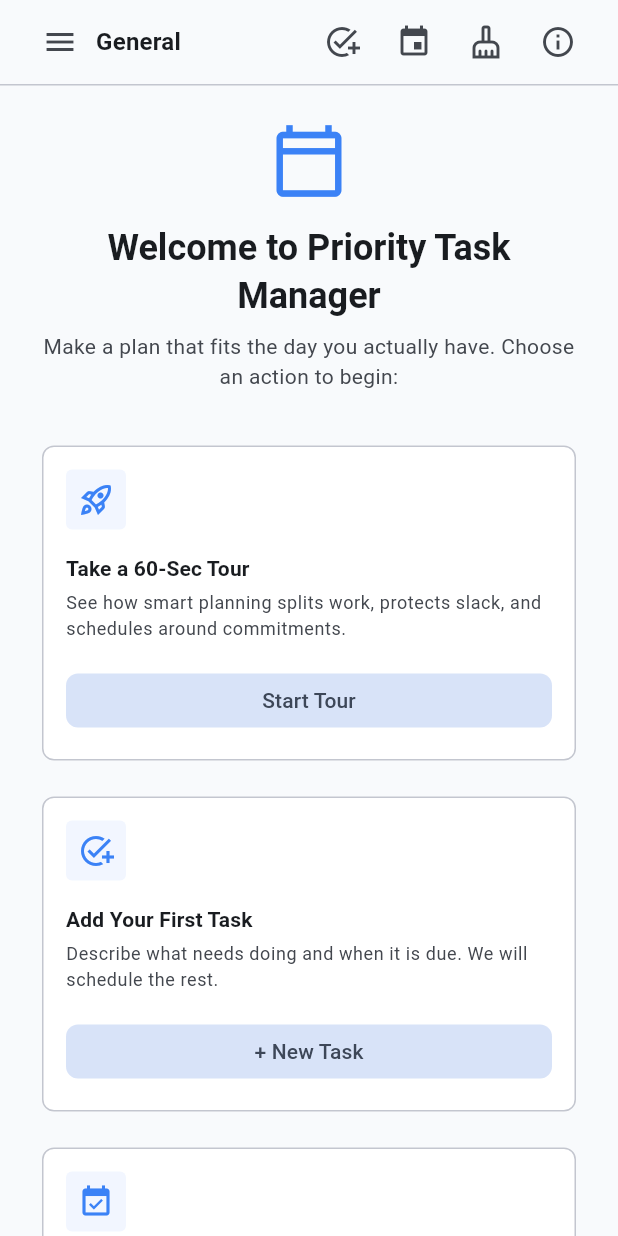
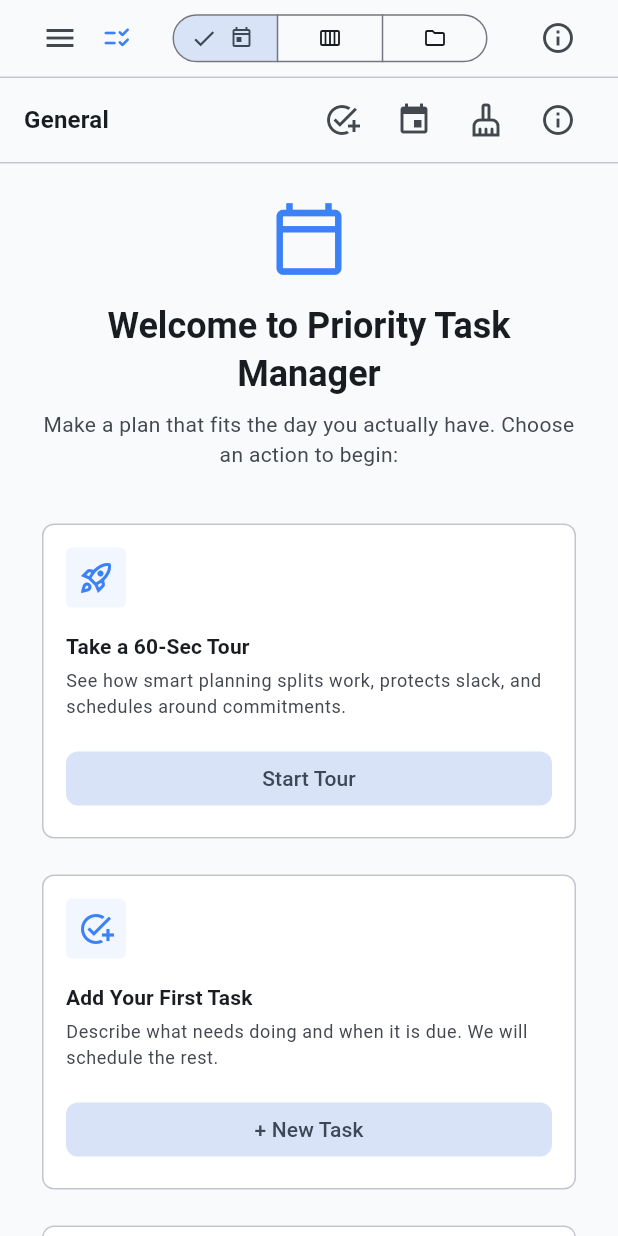
Before and after one commit to DracoNick0/Priority-Task-Manager, a Flutter app: the CommandCenterScreen screen opened directly, on a phone screen of 412 x 824 dp. Run offline on Flutter 3.47's test engine with Material 3 defaults, Android fonts, the phone set to English and light mode, and no system bars; our stand-ins replace flutter_riverpod, flutter_secure_storage, hive_ce, hive_ce_flutter; accounts and stored records are empty.

Commit message:
feat(flutter): introduce top app shell view navigation and responsive drawers
- Add ViewMode enum supporting today, horizon, and projects temporal modes
- Add top app bar with segmented view navigation switcher in CommandCenterScreen
- Wire CenterStage and GuestTaskList to adapt to active temporal view mode
- Enhance responsive drawer adapters on narrow/medium viewports (<1050px)
- Resolves #83

Co-authored-by: Copilot <223556219+Copilot@users.noreply.github.com>

```diff
--- a/PriorityTaskManager.Flutter/lib/providers/view_provider.dart
+++ b/PriorityTaskManager.Flutter/lib/providers/view_provider.dart
@@ -14,9 +14,15 @@ import 'session_provider.dart';
 import 'task_providers.dart';
 import 'user_profile_provider.dart';
 
-enum ViewMode { minimalist, dense, fluid }
+enum ViewMode {
+  today,
+  horizon,
+  projects,
+  board,
+  agenda,
+}
 
-final viewModeProvider = StateProvider<ViewMode>((ref) => ViewMode.minimalist);
+final viewModeProvider = StateProvider<ViewMode>((ref) => ViewMode.today);
 
 /// The [ScheduleRepository] used to compute the displayed schedule for a
 /// logged-in account (see docs/VISION.md: scheduling is an online-exclusive,
--- a/PriorityTaskManager.Flutter/lib/ui/command_center/command_center_screen.dart
+++ b/PriorityTaskManager.Flutter/lib/ui/command_center/command_center_screen.dart
@@ -2,11 +2,12 @@ import 'package:flutter/foundation.dart';
 import 'package:flutter/material.dart';
 import 'package:flutter_riverpod/flutter_riverpod.dart';
 
+import '../../models/task_list.dart';
 import '../../providers/app_notifications_provider.dart';
 import '../../providers/dev_log_provider.dart';
 import '../../providers/selection_provider.dart';
 import '../../providers/task_providers.dart';
-import '../../models/task_list.dart';
+import '../../providers/view_provider.dart';
 import '../dev/dev_log_panel.dart';
 import '../theme/app_theme.dart';
 import 'center_stage.dart';
@@ -19,6 +20,8 @@ const double _leftMaxWidth = 350;
 const double _centerMinWidth = 400;
 const double _rightMinWidth = 300;
 const double _rightMaxWidth = 500;
+const double _wideBreakpoint = 1050;
+const double _mediumBreakpoint = 720;
 const double _dividerWidth = 12;
 // How far past a pane's minimum width the user must drag before it snaps
 // shut and collapses into a drawer/button, independent of window size.
@@ -134,8 +137,7 @@ class _CommandCenterScreenState extends ConsumerState<CommandCenterScreen> {
   }
 
   bool _isRightDocked(double windowWidth) {
-    final isWide =
-        windowWidth >= _leftMinWidth + _centerMinWidth + _rightMinWidth;
+    final isWide = windowWidth >= _wideBreakpoint;
     return isWide && !_right.collapsed;
   }
 
@@ -256,8 +258,8 @@ class _CommandCenterScreenState extends ConsumerState<CommandCenterScreen> {
     bool devLogOpen,
   ) {
     final width = constraints.maxWidth;
-    final isWide = width >= _leftMinWidth + _centerMinWidth + _rightMinWidth;
-    final isMedium = !isWide && width >= _leftMinWidth + _centerMinWidth;
+    final isWide = width >= _wideBreakpoint;
+    final isMedium = !isWide && width >= _mediumBreakpoint;
     final isNarrow = !isWide && !isMedium;
 
     // Docked (in-line) visibility, factoring in manual drag-to-collapse on
@@ -287,6 +289,7 @@ class _CommandCenterScreenState extends ConsumerState<CommandCenterScreen> {
           : _buildRightDrawer(context, isWide, rightWidth),
       body: Column(
         children: [
+          _buildTopAppBar(context, leftDocked, rightDocked, width),
           Expanded(
             child: Row(
               crossAxisAlignment: CrossAxisAlignment.stretch,
@@ -299,7 +302,7 @@ class _CommandCenterScreenState extends ConsumerState<CommandCenterScreen> {
                   _buildLeftDivider(width, rightWidth),
                 Expanded(
                   child: CenterStage(
-                    showHamburger: !leftDocked,
+                    showHamburger: false,
                     onOpenLeftRail: () =>
                         _scaffoldKey.currentState?.openDrawer(),
                     showInspectorToggle: !rightDocked,
@@ -322,6 +325,109 @@ class _CommandCenterScreenState extends ConsumerState<CommandCenterScreen> {
             ),
           ),
           if (devLogOpen) ..._buildDevLogSection(devLogHeight, devLogMaxHeight),
+        ],
+      ),
+    );
+  }
+
+  Widget _buildTopAppBar(
+    BuildContext context,
+    bool leftDocked,
+    bool rightDocked,
+    double screenWidth,
+  ) {
+    final currentView = ref.watch(viewModeProvider);
+    final colorScheme = Theme.of(context).colorScheme;
+    final lists = ref.watch(taskListsProvider).asData?.value ?? const [];
+    final activeListId = ref.watch(activeListIdProvider);
+    final activeList = lists.where((l) => l.id == activeListId).firstOrNull;
+    final isCompact = screenWidth < 820;
+
+    return Container(
+      height: 52,
+      decoration: BoxDecoration(
+        color: colorScheme.surface,
+        border: Border(bottom: BorderSide(color: colorScheme.outlineVariant)),
+      ),
+      padding: const EdgeInsets.symmetric(horizontal: AppTheme.spacingMd),
+      child: Row(
+        children: [
+          if (!leftDocked) ...[
+            IconButton(
+              icon: const Icon(Icons.menu),
+              tooltip: 'Show navigation',
+              onPressed: () => _scaffoldKey.currentState?.openDrawer(),
+            ),
+            const SizedBox(width: AppTheme.spacingXs),
+          ],
+          if (!isCompact) ...[
+            Icon(Icons.checklist_rtl_rounded, color: colorScheme.primary, size: 22),
+            const SizedBox(width: AppTheme.spacingSm),
+            Text(
+              'Priority Task Manager',
+              style: Theme.of(context).textTheme.titleSmall?.copyWith(
+                fontWeight: FontWeight.bold,
+              ),
+            ),
+            if (activeList != null) ...[
+              Text(
+                ' · ${activeList.name}',
+                style: Theme.of(context).textTheme.bodyMedium?.copyWith(
+                  color: colorScheme.onSurfaceVariant,
+                ),
+                overflow: TextOverflow.ellipsis,
+              ),
+            ],
+            const Spacer(),
+          ] else ...[
+            Icon(Icons.checklist_rtl_rounded, color: colorScheme.primary, size: 20),
+            const SizedBox(width: 4),
+            const Spacer(),
+          ],
+          SegmentedButton<ViewMode>(
+            segments: [
+              ButtonSegment(
+                value: ViewMode.today,
+                label: isCompact ? null : const Text('Today'),
+                icon: const Icon(Icons.today_outlined, size: 16),
+                tooltip: 'Today',
+              ),
+              ButtonSegment(
+                value: ViewMode.horizon,
+                label: isCompact ? null : const Text('Horizon'),
+                icon: const Icon(Icons.calendar_view_week_outlined, size: 16),
+                tooltip: 'Horizon',
+              ),
+              ButtonSegment(
+                value: ViewMode.projects,
+                label: isCompact ? null : const Text('Projects'),
+                icon: const Icon(Icons.folder_outlined, size: 16),
+                tooltip: 'Projects',
+              ),
+            ],
+            selected: {
+              if (currentView == ViewMode.today ||
+                  currentView == ViewMode.horizon ||
+                  currentView == ViewMode.projects)
+                currentView
+              else
+                ViewMode.projects,
+            },
+            onSelectionChanged: (newSelection) {
+              ref.read(viewModeProvider.notifier).state = newSelection.first;
+            },
+            style: const ButtonStyle(
+              visualDensity: VisualDensity.compact,
+              tapTargetSize: MaterialTapTargetSize.shrinkWrap,
+            ),
+          ),
+          const Spacer(),
+          if (!rightDocked)
+            IconButton(
+              icon: const Icon(Icons.info_outline),
+              tooltip: 'Show inspector',
+              onPressed: () => _scaffoldKey.currentState?.openEndDrawer(),
+            ),
         ],
       ),
     );
--- a/PriorityTaskManager.Flutter/lib/ui/command_center/guest_task_list.dart
+++ b/PriorityTaskManager.Flutter/lib/ui/command_center/guest_task_list.dart
@@ -6,6 +6,7 @@ import '../../providers/app_notifications_provider.dart';
 import '../../providers/event_providers.dart';
 import '../../providers/selection_provider.dart';
 import '../../providers/task_providers.dart';
+import '../../providers/view_provider.dart';
 import '../../utils/iterable_extensions.dart';
 import '../theme/app_theme.dart';
 import 'empty_schedule_hero.dart';
@@ -84,6 +85,14 @@ class GuestTaskList extends ConsumerWidget {
       );
     }
 
+    final viewMode = ref.watch(viewModeProvider);
+    final viewLabel = switch (viewMode) {
+      ViewMode.today => 'Today View',
+      ViewMode.horizon => 'Horizon View',
+      ViewMode.projects => 'Projects View',
+      _ => 'Backlog',
+    };
+
     return Column(
       children: [
         Container(
@@ -103,7 +112,7 @@ class GuestTaskList extends ConsumerWidget {
               const SizedBox(width: AppTheme.spacingXs),
               Expanded(
                 child: Text(
-                  'Log in to compute a scheduled plan. Showing your tasks sorted by:',
+                  '$viewLabel (Guest): Log in to compute an automated schedule. Sorted by:',
                   style: Theme.of(context).textTheme.bodySmall?.copyWith(
                     color: colorScheme.onSurfaceVariant,
                   ),
```
Also changed, not shown: PriorityTaskManager.Flutter/lib/ui/command_center/center_stage.dart (+37 -2 lines), 2 other files.
